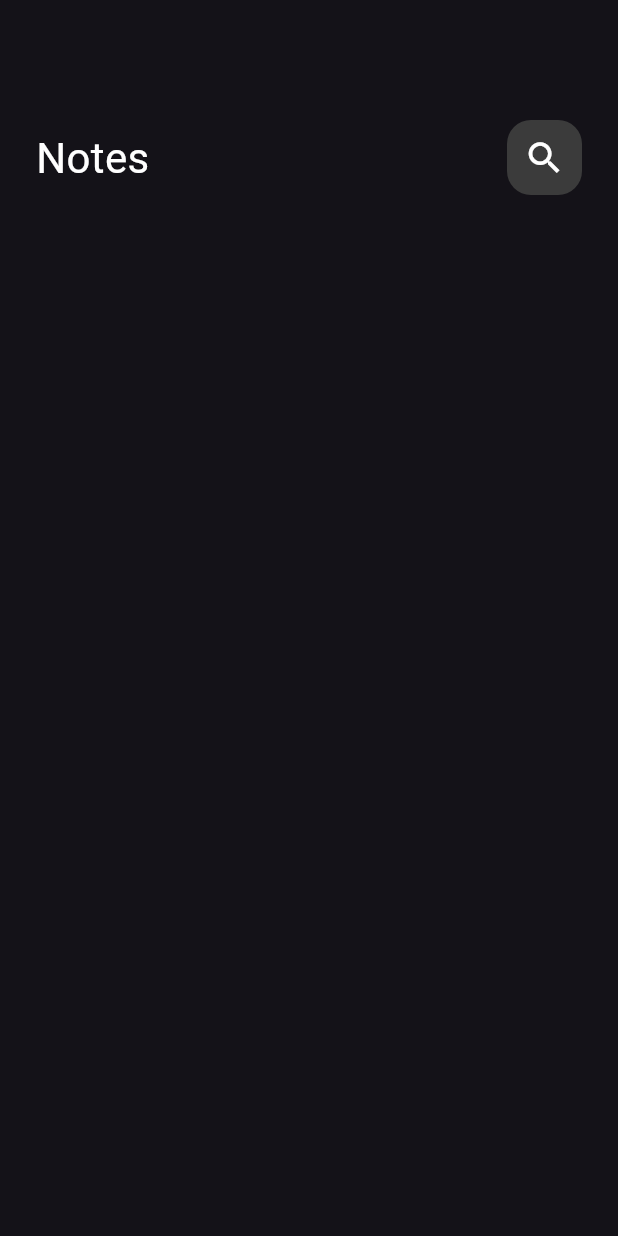
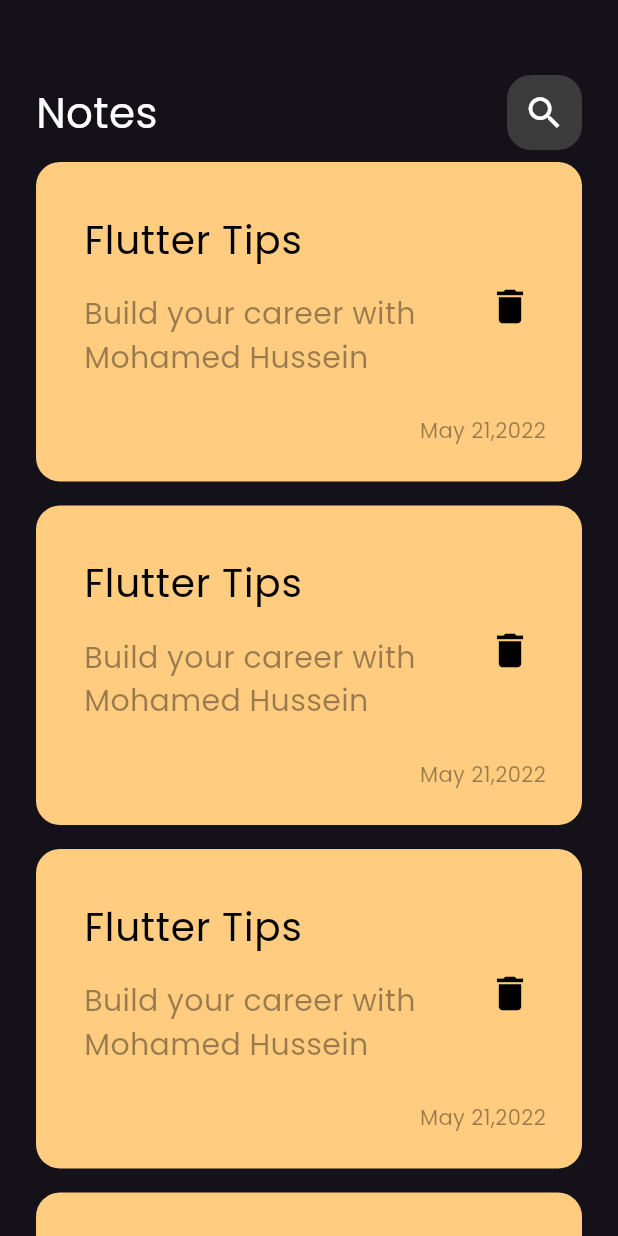
Before and after one commit to MohamedHussein20/Notes_App_Flutter, a Flutter app: the screen it shows after launch, on a phone screen of 412 x 824 dp. Run offline on Flutter 3.47's test engine with Material 3 defaults, Android fonts, the phone set to English and light mode, and no system bars.

Commit message:
create notes list view

```diff
--- a/lib/main.dart
+++ b/lib/main.dart
@@ -12,7 +12,7 @@ class MyApp extends StatelessWidget {
   Widget build(BuildContext context) {
     return MaterialApp(
       debugShowCheckedModeBanner: false,
-      theme: ThemeData.dark(),
+      theme: ThemeData(brightness: Brightness.dark, fontFamily: 'Poppins'),
       home: NotesScreen(),
     );
   }
--- /dev/null
+++ b/lib/widgets/note_item.dart
@@ -0,0 +1,48 @@
+import 'package:flutter/material.dart';
+
+class NoteItem extends StatelessWidget {
+  const NoteItem({super.key});
+
+  @override
+  Widget build(BuildContext context) {
+    return Container(
+      decoration: BoxDecoration(
+        color: const Color(0xffFFCC80),
+        borderRadius: BorderRadius.circular(16),
+      ),
+      padding: const EdgeInsets.only(left: 16, top: 24, bottom: 24),
+      child: Column(
+        crossAxisAlignment: CrossAxisAlignment.end,
+        children: [
+          ListTile(
+            title: const Text(
+              'Flutter Tips',
+              style: TextStyle(fontSize: 26, color: Colors.black),
+            ),
+            subtitle: Padding(
+              padding: const EdgeInsets.symmetric(vertical: 16),
+              child: Text(
+                'Build your career with Mohamed Hussein',
+                style: TextStyle(
+                  fontSize: 20,
+                  color: Colors.black.withValues(alpha: 0.4),
+                ),
+              ),
+            ),
+            trailing: IconButton(
+              onPressed: () {},
+              icon: const Icon(Icons.delete, color: Colors.black, size: 30),
+            ),
+          ),
+          Padding(
+            padding: const EdgeInsets.symmetric(horizontal: 24),
+            child: Text(
+              'May 21,2022',
+              style: TextStyle(color: Colors.black.withValues(alpha: 0.4)),
+            ),
+          ),
+        ],
+      ),
+    );
+  }
+}
--- /dev/null
+++ b/lib/widgets/notes_listview.dart
@@ -0,0 +1,19 @@
+import 'package:flutter/material.dart';
+import 'package:notes_app/widgets/note_item.dart';
+
+class NotesListView extends StatelessWidget {
+  const NotesListView({super.key});
+
+  @override
+  Widget build(BuildContext context) {
+    return ListView.builder(
+      itemCount: 10,
+      itemBuilder: (context, index) {
+        return Padding(
+          padding: const EdgeInsets.symmetric(vertical: 8.0),
+          child: const NoteItem(),
+        );
+      },
+    );
+  }
+}
--- a/lib/widgets/notes_screen_body.dart
+++ b/lib/widgets/notes_screen_body.dart
@@ -1,5 +1,6 @@
 import 'package:flutter/material.dart';
 import 'package:notes_app/widgets/custom_app_bar.dart';
+import 'package:notes_app/widgets/notes_listview.dart';
 
 class NotesScreenBody extends StatelessWidget {
   const NotesScreenBody({super.key});
@@ -8,7 +9,13 @@ class NotesScreenBody extends StatelessWidget {
   Widget build(BuildContext context) {
     return Padding(
       padding: const EdgeInsets.symmetric(horizontal: 24.0),
-      child: Column(children: [SizedBox(height: 80), CustomAppBar()]),
+      child: Column(
+        children: [
+          SizedBox(height: 50),
+          CustomAppBar(),
+          Expanded(child: NotesListView()),
+        ],
+      ),
     );
   }
 }
```
Also changed, not shown: pubspec.yaml (+8 -16 lines), assets/fonts/Poppins-Regular.ttf (added), pubspec.lock.
